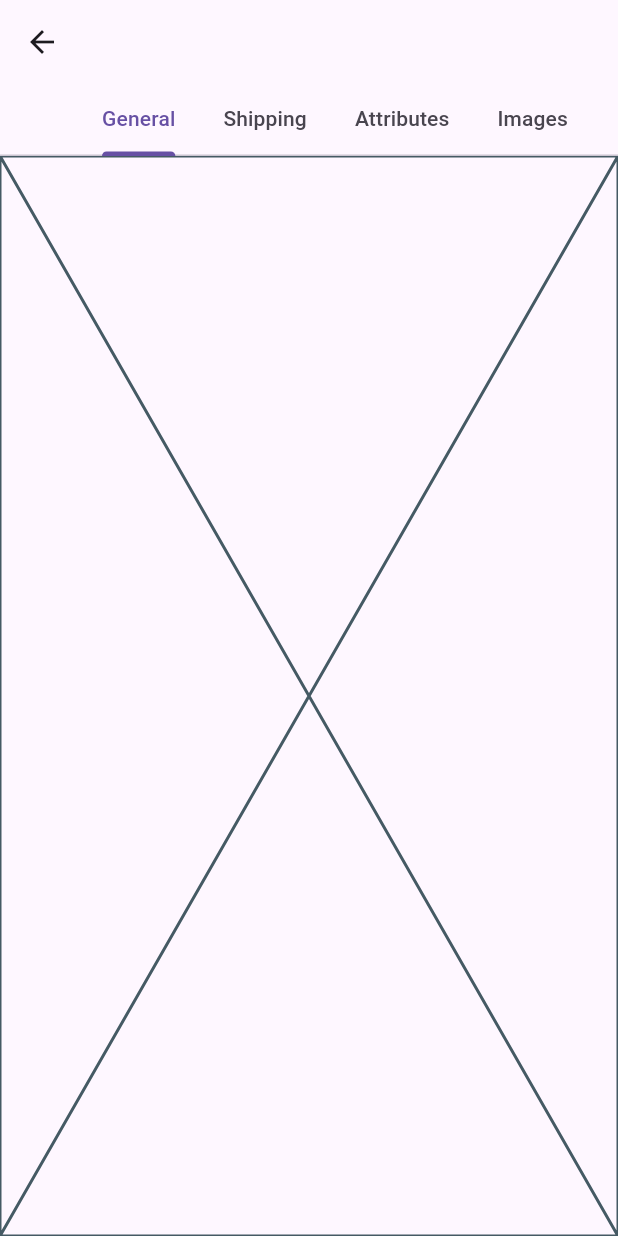
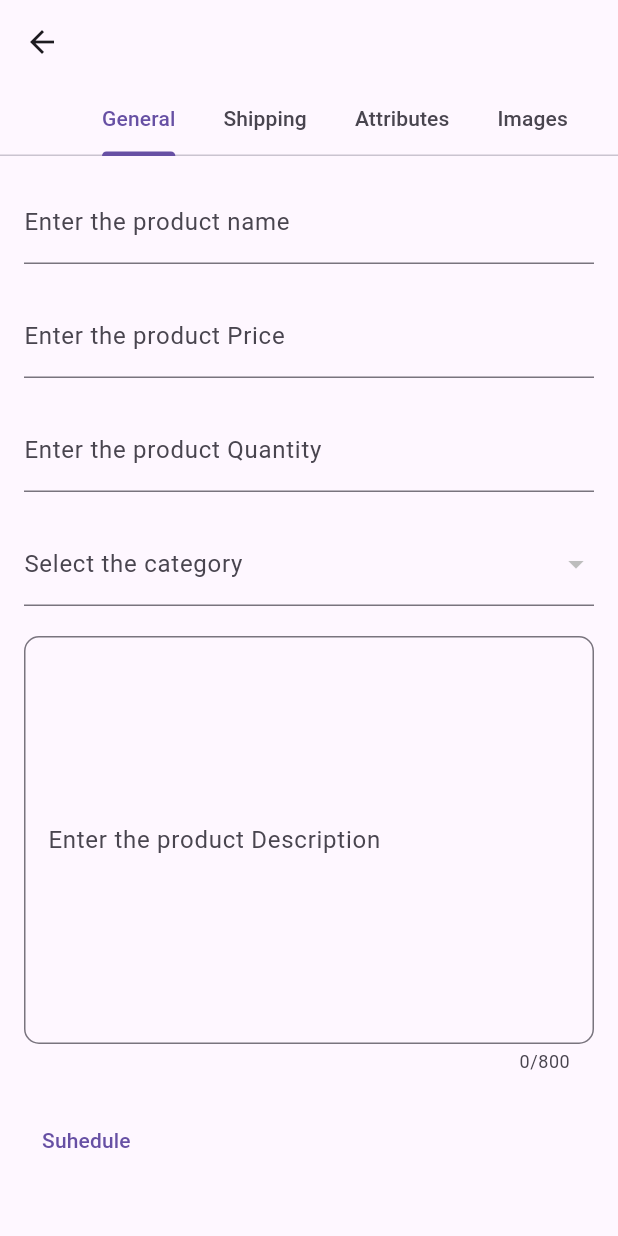
Before and after one commit to Naman-Gayakwad/vit_bazzar_app, a Flutter app: the UploadScreen screen opened directly, on a phone screen of 412 x 824 dp. Run offline on Flutter 3.47's test engine with Material 3 defaults, Android fonts, the light colour scheme and no system bars; our stand-ins replace cloud_firestore, connectivity_plus, firebase_auth, firebase_core, firebase_storage, flutter_easyloading and 6 more; missing offline and left inert: country_state_city_picker, firebase_ui_auth; accounts and stored records are empty.

Commit message:
Add screens and dependencies for upload functionality

```diff
--- a/lib/vendor/views/screens/upload_screen.dart
+++ b/lib/vendor/views/screens/upload_screen.dart
@@ -1,6 +1,10 @@
 import 'package:flutter/foundation.dart';
 import 'package:flutter/material.dart';
 import 'package:flutter/widgets.dart';
+import 'package:vit_bazzar_app/vendor/views/screens/upload_tab_screen/Images_screen.dart';
+import 'package:vit_bazzar_app/vendor/views/screens/upload_tab_screen/attributes_screen.dart';
+import 'package:vit_bazzar_app/vendor/views/screens/upload_tab_screen/general_screen.dart';
+import 'package:vit_bazzar_app/vendor/views/screens/upload_tab_screen/shipping_screen.dart';
 
 class UploadScreen extends StatelessWidget {
   const UploadScreen({super.key});
@@ -29,7 +33,12 @@ class UploadScreen extends StatelessWidget {
             ],
           ),
         ),
-        body: const Placeholder(),
+        body: TabBarView(children: [
+          GeneralScreen(),
+          ShippingScreen(),
+          AttributeScreen(),
+          ImageScreen(),
+        ]),
       ),
     );
   }
--- /dev/null
+++ b/lib/vendor/views/screens/upload_tab_screen/Images_screen.dart
@@ -0,0 +1,11 @@
+import 'package:flutter/foundation.dart';
+import 'package:flutter/widgets.dart';
+
+class ImageScreen extends StatelessWidget {
+  const ImageScreen({super.key});
+
+  @override
+  Widget build(BuildContext context) {
+    return const Placeholder();
+  }
+}
--- /dev/null
+++ b/lib/vendor/views/screens/upload_tab_screen/attributes_screen.dart
@@ -0,0 +1,11 @@
+import 'package:flutter/foundation.dart';
+import 'package:flutter/widgets.dart';
+
+class AttributeScreen extends StatelessWidget {
+  const AttributeScreen({super.key});
+
+  @override
+  Widget build(BuildContext context) {
+    return const Placeholder();
+  }
+}
--- /dev/null
+++ b/lib/vendor/views/screens/upload_tab_screen/general_screen.dart
@@ -0,0 +1,113 @@
+import 'package:cloud_firestore/cloud_firestore.dart';
+import 'package:flutter/foundation.dart';
+import 'package:flutter/material.dart';
+import 'package:flutter/widgets.dart';
+
+class GeneralScreen extends StatefulWidget {
+  @override
+  State<GeneralScreen> createState() => _GeneralScreenState();
+}
+
+class _GeneralScreenState extends State<GeneralScreen> {
+  final FirebaseFirestore _firestore = FirebaseFirestore.instance;
+
+  final List<String> _categoryList = [];
+
+  _getCategories() async {
+    return await _firestore
+        .collection('categories')
+        .get()
+        .then((QuerySnapshot querySnapshot) {
+      querySnapshot.docs.forEach((doc) {
+        setState(() {
+          _categoryList.add(doc['categoryName']);
+        });
+      });
+    });
+  }
+
+  @override
+  void initState() {
+    _getCategories();
+    super.initState();
+  }
+
+  @override
+  Widget build(BuildContext context) {
+    return Scaffold(
+      body: Padding(
+        padding: const EdgeInsets.all(16.0),
+        child: SingleChildScrollView(
+          child: Column(
+            children: [
+              TextFormField(
+                decoration: InputDecoration(
+                  labelText: 'Enter the product name',
+                ),
+              ),
+              SizedBox(
+                height: 20,
+              ),
+              TextFormField(
+                decoration: InputDecoration(
+                  labelText: 'Enter the product Price',
+                ),
+              ),
+              SizedBox(
+                height: 20,
+              ),
+              TextFormField(
+                decoration: InputDecoration(
+                  labelText: 'Enter the product Quantity',
+                ),
+              ),
+              SizedBox(
+                height: 20,
+              ),
+              DropdownButtonFormField(
+                items: _categoryList
+                    .map((e) => DropdownMenuItem(
+                          child: Text(e),
+                          value: e,
+                        ))
+                    .toList(),
+                onChanged: (value) {},
+                decoration: InputDecoration(
+                  labelText: 'Select the category',
+                ),
+              ),
+              SizedBox(
+                height: 20,
+              ),
+              TextFormField(
+                maxLines: 10,
+                maxLength: 800,
+                decoration: InputDecoration(
+                  labelText: 'Enter the product Description',
+                  border: OutlineInputBorder(
+                      borderRadius: BorderRadius.circular(10)),
+                ),
+              ),
+              SizedBox(
+                height: 20,
+              ),
+              Row(
+                children: [
+                  TextButton(
+                      onPressed: () {
+                        showDatePicker(
+                            context: context,
+                            initialDate: DateTime.now(),
+                            firstDate: DateTime.now(),
+                            lastDate: DateTime(5000));
+                      },
+                      child: Text('Suhedule'))
+                ],
+              )
+            ],
+          ),
+        ),
+      ),
+    );
+  }
+}
--- /dev/null
+++ b/lib/vendor/views/screens/upload_tab_screen/shipping_screen.dart
@@ -0,0 +1,11 @@
+import 'package:flutter/foundation.dart';
+import 'package:flutter/widgets.dart';
+
+class ShippingScreen extends StatelessWidget {
+  const ShippingScreen({super.key});
+
+  @override
+  Widget build(BuildContext context) {
+    return const Placeholder();
+  }
+}
--- a/pubspec.yaml
+++ b/pubspec.yaml
@@ -45,6 +45,7 @@ dependencies:
   country_state_city_picker: ^1.2.8
   flutter_easyloading: ^3.0.5
   firebase_ui_auth: ^1.12.1
+  flutter_datetime_picker_plus: ^2.1.0
 
 
 
```
Also changed, not shown: pubspec.lock.
